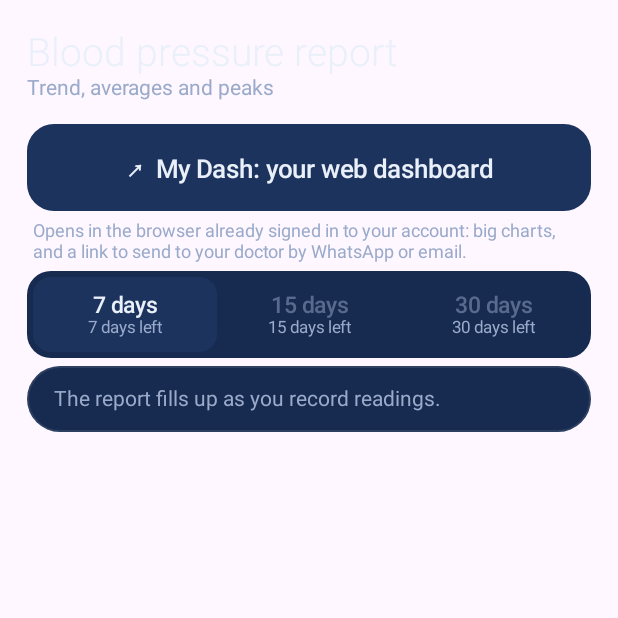
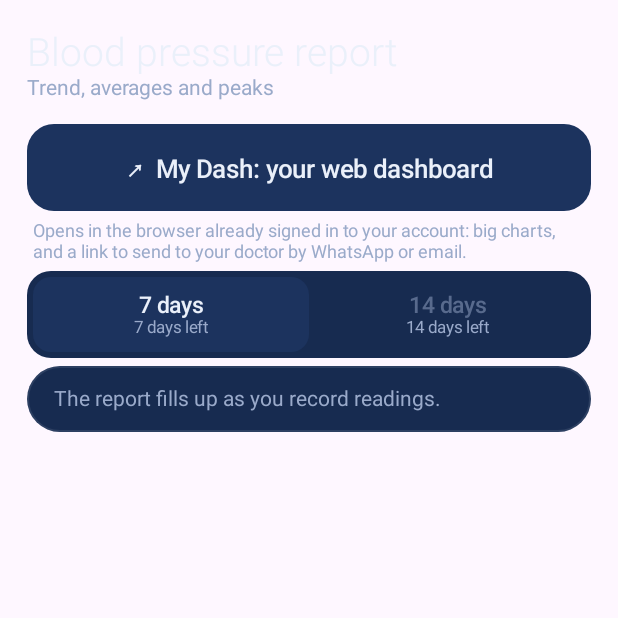
Before and after one commit to comevava76-web/personalhealthy, an Android app built with Jetpack Compose: the composable ReportScreen called with empty values, on a phone screen of 412 x 824 dp, the top half of it. Run offline under Robolectric (Android 15) with nearby library versions, the phone set to English and light mode, and no system bars; libraries missing offline, so code that uses them is left out: com.journeyapps.barcodescanner.

Commit message:
Pressione e battiti mai nello stesso grafico (dashboard, PDF, app); niente etichette a destra; stesso formato data; massimo 2 settimane
Co-Authored-By: Claude Opus 5.5 <noreply@anthropic.com>
Claude-Session: https://claude.ai/code/session_01HVZvBazZhZm9RtUYMabxtB

```diff
--- a/android/app/src/main/java/ch/personalhealthy/app/MainActivity.kt
+++ b/android/app/src/main/java/ch/personalhealthy/app/MainActivity.kt
@@ -1436,7 +1436,7 @@ fun ValueBox(label: String, value: String, color: Color, modifier: Modifier) {
 fun ReportScreen(readings: List<Reading>, onTerms: () -> Unit, onDash: () -> Unit) {
     val ctx = LocalContext.current
     var n by rememberSaveable { mutableIntStateOf(7) }
-    val infos = listOf(7, 15, 30).associateWith { periodInfo(readings, it) }
+    val infos = listOf(7, 14).associateWith { periodInfo(readings, it) }
     val per = infos.getValue(n)
     val st = stats(per.list)
 
@@ -1447,7 +1447,7 @@ fun ReportScreen(readings: List<Reading>, onTerms: () -> Unit, onDash: () -> Uni
         Text(t(R.string.my_dash_sub), color = C.Muted, fontSize = 12.sp, modifier = Modifier.padding(start = 4.dp, end = 4.dp, bottom = 6.dp))
 
         Row(Modifier.fillMaxWidth().clip(RoundedCornerShape(16.dp)).background(C.Surface).padding(4.dp)) {
-            listOf(7, 15, 30).forEach { d ->
+            listOf(7, 14).forEach { d ->
                 val info = infos.getValue(d)
                 val sel = d == n
                 Column(
@@ -1469,8 +1469,9 @@ fun ReportScreen(readings: List<Reading>, onTerms: () -> Unit, onDash: () -> Uni
         Panel {
             Text(t(R.string.range_fmt, Z.short(per.start), Z.long(per.end)), color = C.Muted, fontSize = 13.sp)
             Spacer(Modifier.height(8.dp))
-            BpChart(per.list, per.start, n, Modifier.fillMaxWidth().height(260.dp))
-            Legend()
+            // blood pressure only: the pulse is never drawn on the same chart
+            BpChart(per.list, per.start, n, Modifier.fillMaxWidth().height(260.dp), pulse = false)
+            Legend(pulse = false)
         }
         // boxes in pairs of the same height, dates written short so they fit on one line
         fun shortWhen(r: Reading) = "${Z.dmy(Z.date(r.takenAt))}, ${Z.time(r.takenAt)}"
--- a/android/app/src/main/res/values/strings.xml
+++ b/android/app/src/main/res/values/strings.xml
@@ -275,7 +275,7 @@
     <string name="pdf_count">%1$d readings on %2$d days · Swiss time</string>
     <string name="pdf_chart_all">The whole period</string>
     <string name="pdf_chart_all_sub">every reading, in the order it was taken</string>
-    <string name="pdf_units">SYS and DIA in mmHg · PUL in beats per minute</string>
+    <string name="pdf_units">SYS and DIA in mmHg</string>
     <string name="pdf_units_pul">beats per minute</string>
     <string name="pdf_morning_t">Morning</string>
     <string name="pdf_morning_sub">before 12:00</string>
```
Also changed, not shown: android/app/src/main/java/ch/personalhealthy/app/Report.kt (+4 -3 lines), 5 other files.
